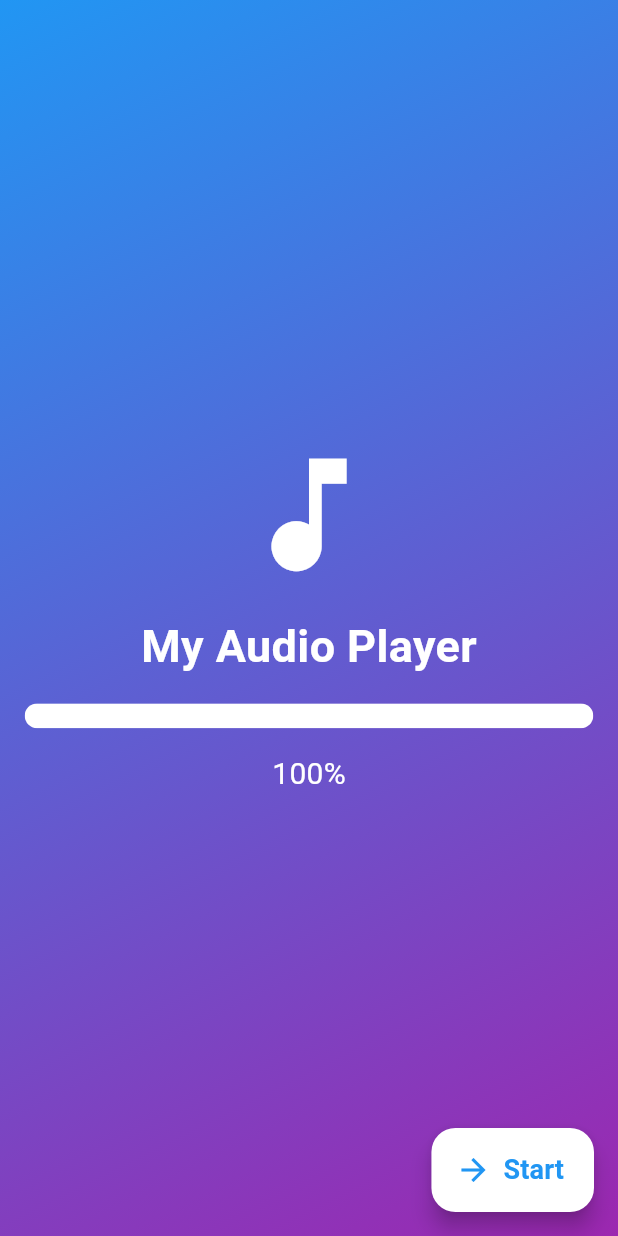
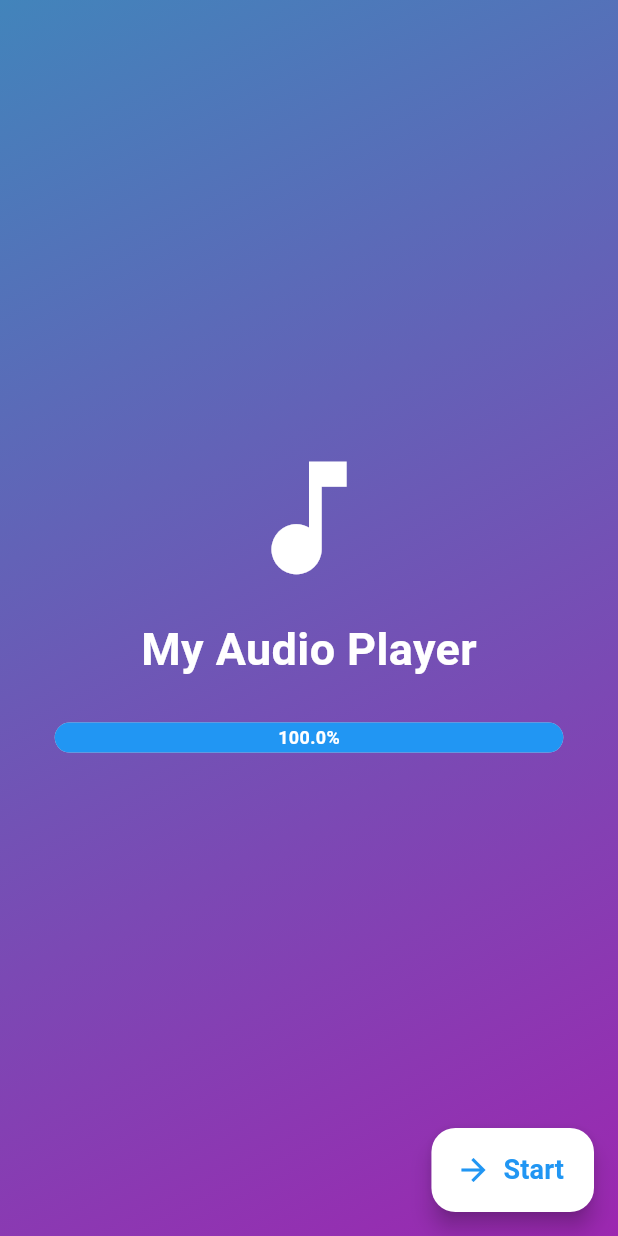
Before and after one commit to abdullah7960/sound_wave, a Flutter app: the screen it shows after launch, on a phone screen of 412 x 824 dp. Run offline on Flutter 3.47's test engine with Material 3 defaults, Android fonts, the phone set to English and light mode, and no system bars; drawn by our look-alikes of percent_indicator; our stand-ins replace fluttertoast, on_audio_query; missing offline and left inert: bottom_bar_matu.

Commit message:
some work

```diff
--- a/lib/screens/provider_botm_nav.dart
+++ b/lib/screens/provider_botm_nav.dart
@@ -1,7 +1,7 @@
 import 'package:flutter/material.dart';
 
 class ProBottomNav extends ChangeNotifier {
-  int _selectedIndex = 0;
+  int _selectedIndex = 2;
 
   int get selectedIndex => _selectedIndex;
 
--- a/lib/screens/splash_screen.dart
+++ b/lib/screens/splash_screen.dart
@@ -1,4 +1,5 @@
 import 'package:flutter/material.dart';
+import 'package:percent_indicator/percent_indicator.dart';
 import 'package:sound_wave/utils/routes.dart';
 import 'package:sound_wave/utils/theme.dart';
 
@@ -19,9 +20,9 @@ class _SplashScreenState extends State<SplashScreen> {
   }
 
   void _simulateLoading() {
-    Future.delayed(const Duration(milliseconds: 200), () {
+    Future.delayed(const Duration(milliseconds: 1000), () {
       setState(() {
-        _progress += 10;
+        _progress += 20;
         if (_progress < 100) {
           _simulateLoading();
         }
@@ -49,42 +50,40 @@ class _SplashScreenState extends State<SplashScreen> {
               const Icon(
                 Icons.music_note,
                 size: 100,
-                color: Colors.white,
+                color: AppColors.white,
               ),
               SizedBox(height: height * .02),
               const Text(
                 'My Audio Player',
                 style: TextStyle(
                   fontSize: 30,
-                  color: Colors.white,
+                  color: AppColors.white,
                   fontWeight: FontWeight.bold,
                 ),
               ),
               SizedBox(height: height * .02),
-              Container(
-                height: height * .02,
-                decoration: BoxDecoration(
-                  color: Colors.white.withOpacity(0.2),
-                  borderRadius: BorderRadius.circular(10),
-                ),
-                child: ClipRRect(
-                  borderRadius: BorderRadius.circular(10),
-                  child: LinearProgressIndicator(
-                    value: _progress / 100,
-                    valueColor:
-                        const AlwaysStoppedAnimation<Color>(Colors.white),
-                    backgroundColor: Colors.transparent,
+              SizedBox(
+                height: height * 0.05,
+                width: width,
+                child: LinearPercentIndicator(
+                  padding: const EdgeInsets.symmetric(horizontal: 20),
+                  animation: true,
+                  animationDuration: 500,
+                  lineHeight: 20.0,
+                  percent: _progress / 100,
+                  barRadius: const Radius.circular(20),
+                  center: Text(
+                    "$_progress%",
+                    style: const TextStyle(
+                        fontSize: 12.0,
+                        fontWeight: FontWeight.w600,
+                        color: AppColors.white),
                   ),
+                  progressColor: AppColors.blue,
+                  backgroundColor: Colors.grey[300],
                 ),
               ),
               SizedBox(height: height * .02),
-              Text(
-                '${_progress.toInt()}%',
-                style: const TextStyle(
-                  fontSize: 20,
-                  color: Colors.white,
-                ),
-              ),
               const Spacer(),
             ],
           ),
@@ -105,8 +104,8 @@ class _SplashScreenState extends State<SplashScreen> {
                 ),
               ),
               icon: const Icon(Icons.arrow_forward),
-              backgroundColor: Colors.white,
-              foregroundColor: Colors.blue,
+              backgroundColor: AppColors.white,
+              foregroundColor: AppColors.blue,
             )
           : null,
       floatingActionButtonLocation: FloatingActionButtonLocation.endFloat,
--- a/lib/utils/routes.dart
+++ b/lib/utils/routes.dart
@@ -1,5 +1,6 @@
 import 'package:flutter/material.dart';
 import 'package:sound_wave/screens/album/album_list_screen.dart';
+import 'package:sound_wave/screens/all_songs/all_songs_screen.dart';
 import 'package:sound_wave/screens/homescreen/homescreen.dart';
 import 'package:sound_wave/screens/splash_screen.dart';
 
@@ -24,5 +25,6 @@ Map<String, WidgetBuilder> getAppRoutes() {
     Routes.splashScreen: (context) => const SplashScreen(),
     Routes.homeScreen: (context) => const HomeScreen(),
     Routes.bottomNavigation: (context) => const BottomNavigationScreen(),
+    Routes.allSongScreen: (context) => const AllSongsScreen(),
   };
 }
--- a/lib/utils/theme.dart
+++ b/lib/utils/theme.dart
@@ -1,13 +1,16 @@
 import 'package:flutter/material.dart';
 
 class AppColors {
-  static const Color blue = Colors.blue;
+  static const Color blueGradient = Color.fromARGB(255, 66, 132, 187);
   static const Color purple = Colors.purple;
+  static const Color white = Colors.white;
+  static const Color black = Colors.black;
+  static Color blue = Colors.blue.shade500;
 }
 
 class AppThemes {
   static const LinearGradient primaryGradient = LinearGradient(
-    colors: [AppColors.blue, AppColors.purple],
+    colors: [AppColors.blueGradient, AppColors.purple],
     begin: Alignment.topLeft,
     end: Alignment.bottomRight,
   );
```
Also changed, not shown: lib/screens/all_songs/all_songs_screen.dart (+221 -0 lines), lib/screens/bottom_navigation.dart (+18 -9 lines), lib/screens/homescreen/homescreen.dart (+23 -1 lines), lib/screens/homescreen/provider_home_screen.dart (+89 -1 lines), lib/utils/app_fonts.dart (added, +24 -0 lines), lib/utils/toast_message.dart (added, +15 -0 lines), lib/widgets/permissionreq_widget.dart (added, +26 -0 lines), pubspec.yaml (+6 -3 lines), assets/item_song_img/song2.png (added), assets/songs_top/screen_top.png (added), pubspec.lock, 2 other files.
